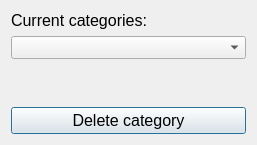
Qt form client_side/resources/ui/category_delete.ui (Sk2can/Password-manager) before a commit.
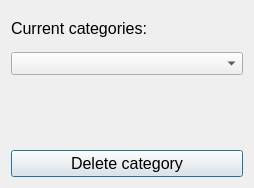
The same form after that commit.

Commit message: Фикс размеров некоторых элементов интерфейса.

```diff
--- a/client_side/resources/ui/category_delete.ui
+++ b/client_side/resources/ui/category_delete.ui
@@ -6,8 +6,8 @@
    <rect>
     <x>0</x>
     <y>0</y>
-    <width>257</width>
-    <height>145</height>
+    <width>254</width>
+    <height>188</height>
    </rect>
   </property>
   <property name="windowTitle">
```
The commit also changes 3 other files.
